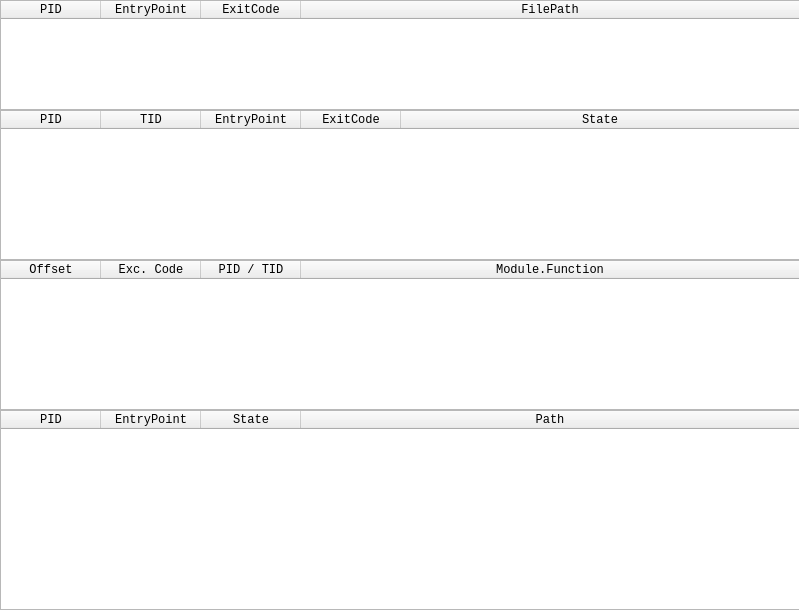
Qt form qtNanomite/qtDLGDetailInfo.ui (zer0fl4g/Nanomite) before a commit.
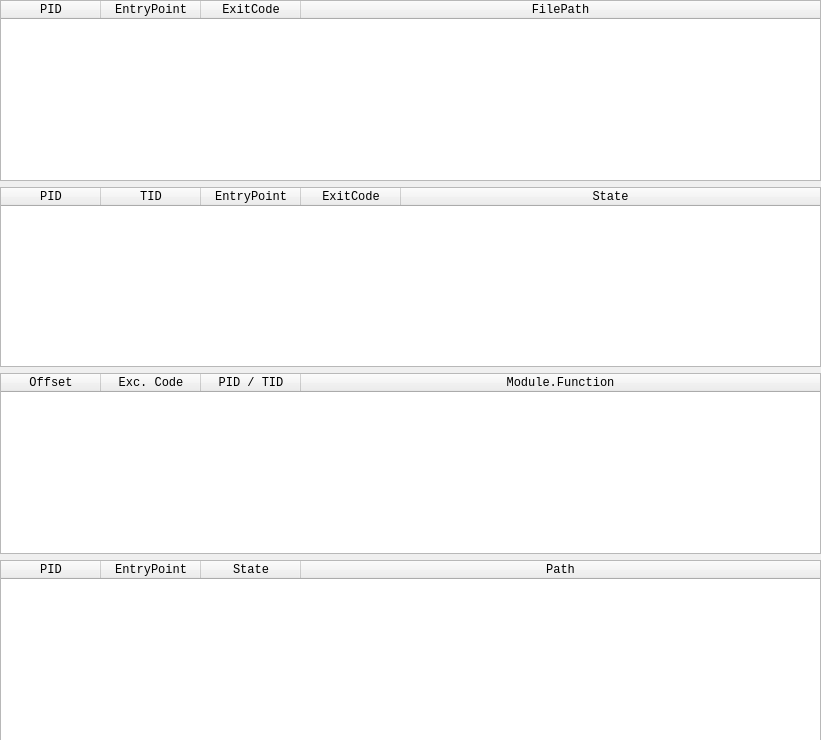
The same form after that commit. Icons and pictures are not drawn.

Commit message: + fixed a bug which displayed crap on some x64 Addresses + fixed a crash in the Breakpoint Manager + fixed RegView for Wow64 + added dynamic load of Wow64 APIs (first step to XP64) + added right click menu in HeapView (send to HexView) + added right click menu in MemoryView (send to HexView) + added resizability to the different sub windows + added dynamic row calc to stack view (prepare for dynamic main window) + added own class and thread for disassembler

Diff of the .ui file:
```diff
--- a/qtNanomite/qtDLGDetailInfo.ui
+++ b/qtNanomite/qtDLGDetailInfo.ui
@@ -6,12 +6,12 @@
    <rect>
     <x>0</x>
     <y>0</y>
-    <width>799</width>
-    <height>610</height>
+    <width>821</width>
+    <height>740</height>
    </rect>
   </property>
   <property name="sizePolicy">
-   <sizepolicy hsizetype="Fixed" vsizetype="Fixed">
+   <sizepolicy hsizetype="Expanding" vsizetype="Expanding">
     <horstretch>0</horstretch>
     <verstretch>0</verstretch>
    </sizepolicy>
@@ -23,17 +23,23 @@
    <iconset resource="qtDLGNanomite.qrc">
     <normaloff>:/qtDLGNanomite/IDI_MAIN.ico</normaloff>:/qtDLGNanomite/IDI_MAIN.ico</iconset>
   </property>
-  <widget class="QTableWidget" name="tblPIDs">
+  <widget class="QWidget" name="verticalLayoutWidget">
    <property name="geometry">
     <rect>
      <x>0</x>
      <y>0</y>
-     <width>800</width>
-     <height>110</height>
+     <width>821</width>
+     <height>741</height>
     </rect>
    </property>
+   <layout class="QVBoxLayout" name="verticalLayout">
+    <property name="sizeConstraint">
+     <enum>QLayout::SetNoConstraint</enum>
+    </property>
+    <item>
+     <widget class="QTableWidget" name="tblPIDs">
    <property name="sizePolicy">
-    <sizepolicy hsizetype="Fixed" vsizetype="Fixed">
+       <sizepolicy hsizetype="Expanding" vsizetype="Expanding">
      <horstretch>0</horstretch>
      <verstretch>0</verstretch>
     </sizepolicy>
@@ -76,17 +82,11 @@
     </property>
    </column>
   </widget>
+    </item>
+    <item>
   <widget class="QTableWidget" name="tblTIDs">
-   <property name="geometry">
-    <rect>
-     <x>0</x>
-     <y>110</y>
-     <width>800</width>
-     <height>150</height>
-    </rect>
-   </property>
    <property name="sizePolicy">
-    <sizepolicy hsizetype="Fixed" vsizetype="Fixed">
+       <sizepolicy hsizetype="Expanding" vsizetype="Expanding">
      <horstretch>0</horstretch>
      <verstretch>0</verstretch>
     </sizepolicy>
@@ -134,17 +134,11 @@
     </property>
    </column>
   </widget>
+    </item>
+    <item>
   <widget class="QTableWidget" name="tblExceptions">
-   <property name="geometry">
-    <rect>
-     <x>0</x>
-     <y>260</y>
-     <width>800</width>
-     <height>150</height>
-    </rect>
-   </property>
    <property name="sizePolicy">
-    <sizepolicy hsizetype="Fixed" vsizetype="Fixed">
+       <sizepolicy hsizetype="Expanding" vsizetype="Expanding">
      <horstretch>0</horstretch>
      <verstretch>0</verstretch>
     </sizepolicy>
@@ -187,17 +181,11 @@
     </property>
    </column>
   </widget>
+    </item>
+    <item>
   <widget class="QTableWidget" name="tblModules">
-   <property name="geometry">
-    <rect>
-     <x>0</x>
-     <y>410</y>
-     <width>800</width>
-     <height>200</height>
-    </rect>
-   </property>
    <property name="sizePolicy">
-    <sizepolicy hsizetype="Fixed" vsizetype="Fixed">
+       <sizepolicy hsizetype="Expanding" vsizetype="Expanding">
      <horstretch>0</horstretch>
      <verstretch>0</verstretch>
     </sizepolicy>
@@ -239,6 +227,9 @@
      <string>Path</string>
     </property>
    </column>
+     </widget>
+    </item>
+   </layout>
   </widget>
  </widget>
  <resources>
```
Left out of the diff: 26 changed lines with no effect on the pictures. Lines whose indentation alone changed are shown as unchanged. The commit also changes 40 other files.
